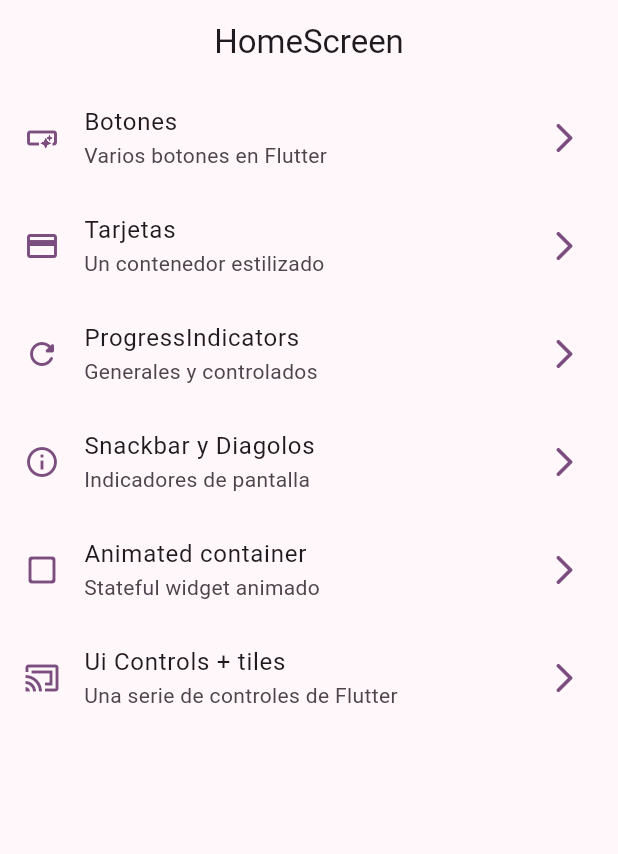
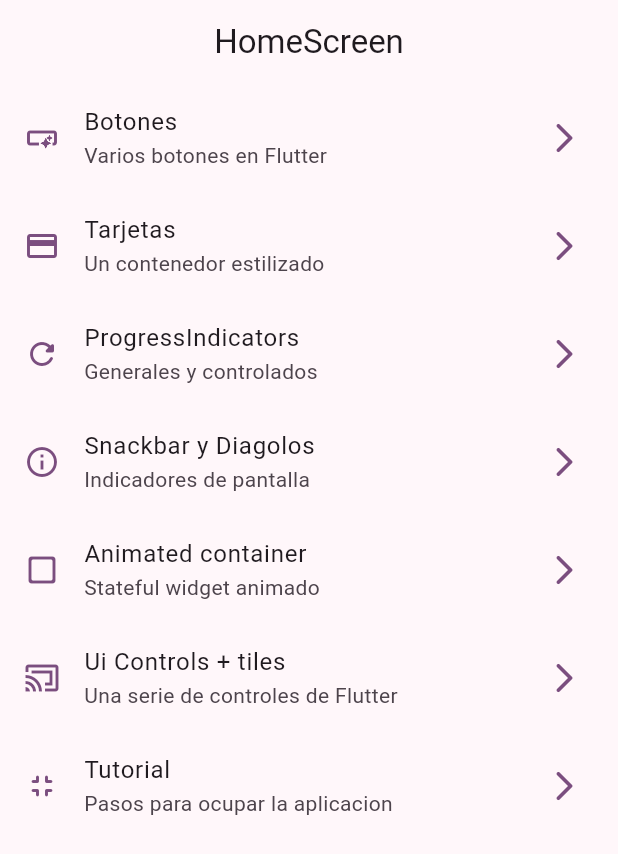
Before and after one commit to dvl666/widgets_app, a Flutter app: the screen it shows after launch, on a phone screen of 412 x 824 dp. Shown: the top 854 px of the screen. Run offline on Flutter 3.47's test engine with Material 2 defaults, Android fonts, the phone set to English and light mode, and no system bars; our stand-ins replace go_router.

Commit message:
create tutorial path and menu item, link added

```diff
--- a/lib/config/menu/menu_items.dart
+++ b/lib/config/menu/menu_items.dart
@@ -67,5 +67,12 @@ const appMenuItems = <MenuItem>[
     icon: Icons.cast_connected_outlined,
     goRouter: UiControlsScreen.name
   ),
+      MenuItem(
+    title: 'Tutorial',
+    subtitle: 'Pasos para ocupar la aplicacion',
+    link: '/tutorial',
+    icon: Icons.fullscreen_exit_rounded,
+    goRouter: AppTutorialScreen.name
+  ),
 
 ];
--- a/lib/config/router/app_router.dart
+++ b/lib/config/router/app_router.dart
@@ -40,5 +40,10 @@ final appRouter = GoRouter(
       path: '/ui_controls',
       builder: (context, state) => const UiControlsScreen(),
     ),
+    GoRoute(
+      name: AppTutorialScreen.name,
+      path: '/tutorial',
+      builder: (context, state) => const AppTutorialScreen(),
+    ),
   ],
 );
```
